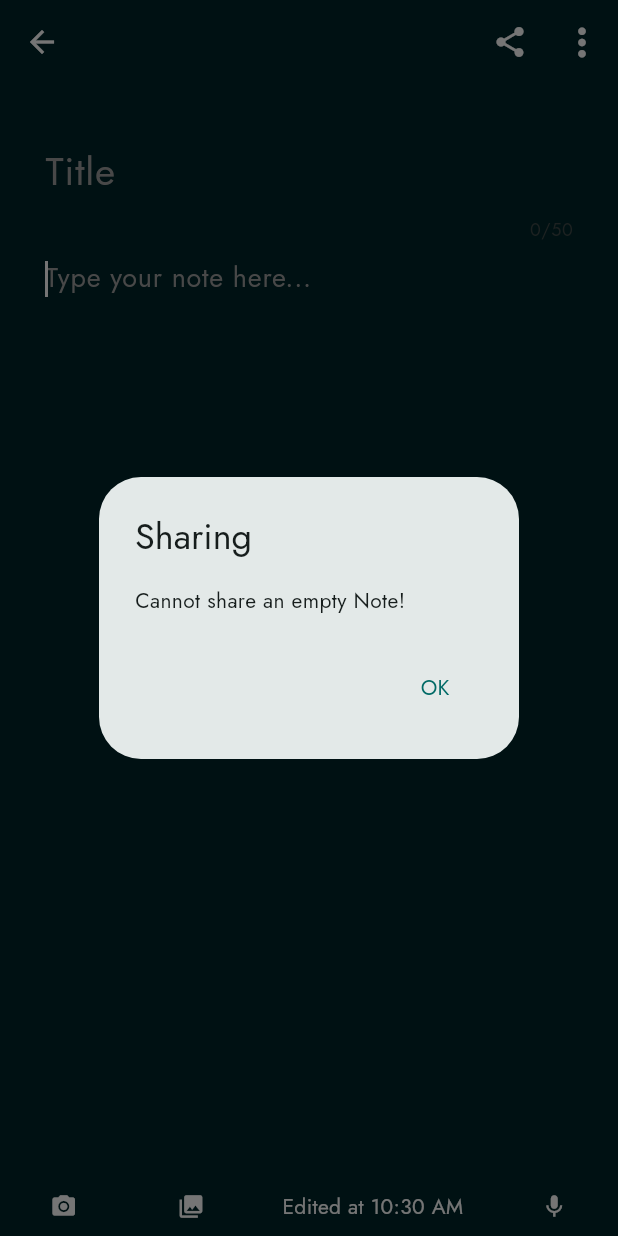
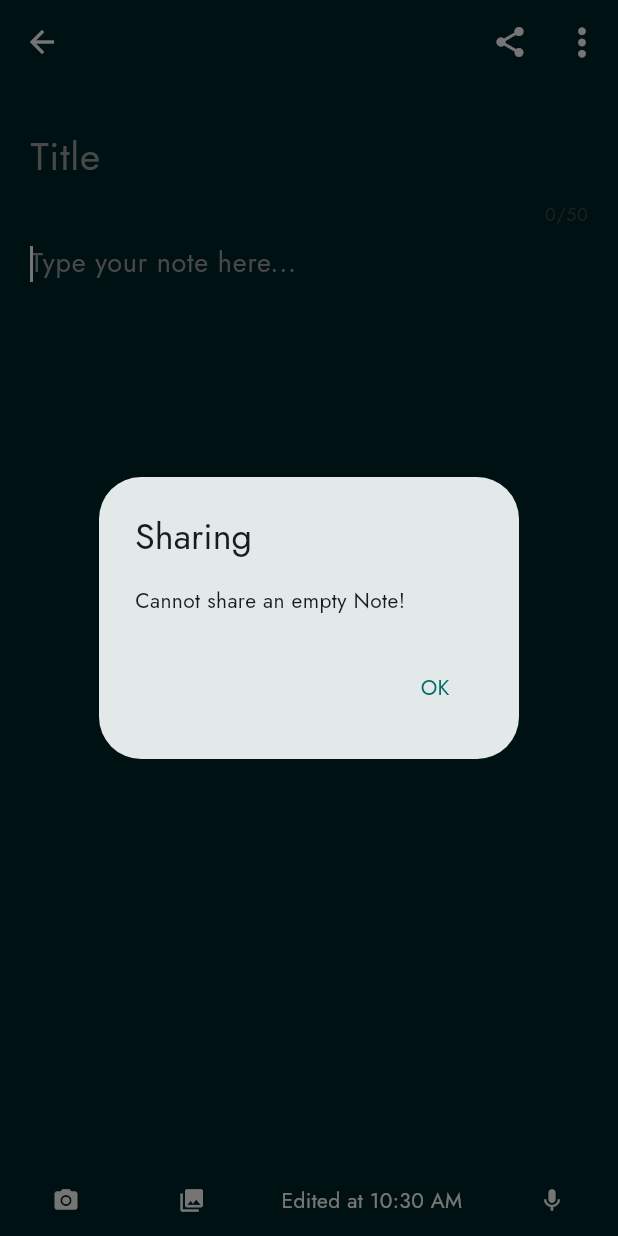
Before and after one commit to SamuelNw/notes, a Flutter app: the CreateOrUpdateNoteView screen opened by its route, after a tap on the "share" icon, on a phone screen of 412 x 824 dp. Run offline on Flutter 3.47's test engine with Material 3 defaults, Android fonts, the phone set to English and light mode, and no system bars; our stand-ins replace bloc, cloud_firestore, equatable, firebase_auth, firebase_core, flutter_bloc and 1 more; accounts and stored records are empty; generated files the repository leaves out were written again.

Commit message:
Get rid of the BottomAppBar

```diff
--- a/notes/lib/views/notes/create_update_note.dart
+++ b/notes/lib/views/notes/create_update_note.dart
@@ -143,47 +143,6 @@ class _CreateOrUpdateNoteViewState extends State<CreateOrUpdateNoteView> {
           ),
         ],
       ),
-      bottomNavigationBar: BottomAppBar(
-        elevation: 0.0,
-        color: Colors.transparent,
-        height: 40.0,
-        padding: EdgeInsets.zero,
-        child: Row(
-          mainAxisAlignment: MainAxisAlignment.spaceAround,
-          children: <Widget>[
-            IconButton(
-              onPressed: () {},
-              icon: const Icon(
-                Icons.photo_camera,
-                size: 18,
-                color: Colors.white,
-              ),
-            ),
-            IconButton(
-              onPressed: () {},
-              icon: const Icon(
-                Icons.photo_library,
-                size: 18,
-                color: Colors.white,
-              ),
-            ),
-            Text(
-              "Edited at $formattedTime",
-              style: const TextStyle(
-                color: Colors.white,
-              ),
-            ),
-            IconButton(
-              onPressed: () {},
-              icon: const Icon(
-                Icons.mic,
-                size: 18,
-                color: Colors.white,
-              ),
-            ),
-          ],
-        ),
-      ),
       body: FutureBuilder(
         future: createOrGetNote(context),
         builder: (context, snapshot) {
@@ -192,7 +151,11 @@ class _CreateOrUpdateNoteViewState extends State<CreateOrUpdateNoteView> {
               _setUpTextControllerListener();
               _setUpTitleControllerListener();
               return Padding(
-                padding: const EdgeInsets.all(30.0),
+                padding: const EdgeInsets.only(
+                  top: 20.0,
+                  left: 20.0,
+                  right: 20.0,
+                ),
                 child: Column(
                   children: [
                     TextField(
@@ -231,6 +194,42 @@ class _CreateOrUpdateNoteViewState extends State<CreateOrUpdateNoteView> {
                       style: const TextStyle(color: Colors.white),
                       cursorColor: Colors.white,
                     ),
+                    const Spacer(),
+                    Row(
+                      mainAxisAlignment: MainAxisAlignment.spaceBetween,
+                      children: <Widget>[
+                        IconButton(
+                          onPressed: () {},
+                          icon: const Icon(
+                            Icons.photo_camera,
+                            size: 18,
+                            color: Colors.white,
+                          ),
+                        ),
+                        IconButton(
+                          onPressed: () {},
+                          icon: const Icon(
+                            Icons.photo_library,
+                            size: 18,
+                            color: Colors.white,
+                          ),
+                        ),
+                        Text(
+                          "Edited at $formattedTime",
+                          style: const TextStyle(
+                            color: Colors.white,
+                          ),
+                        ),
+                        IconButton(
+                          onPressed: () {},
+                          icon: const Icon(
+                            Icons.mic,
+                            size: 18,
+                            color: Colors.white,
+                          ),
+                        ),
+                      ],
+                    ),
                   ],
                 ),
               );
```
